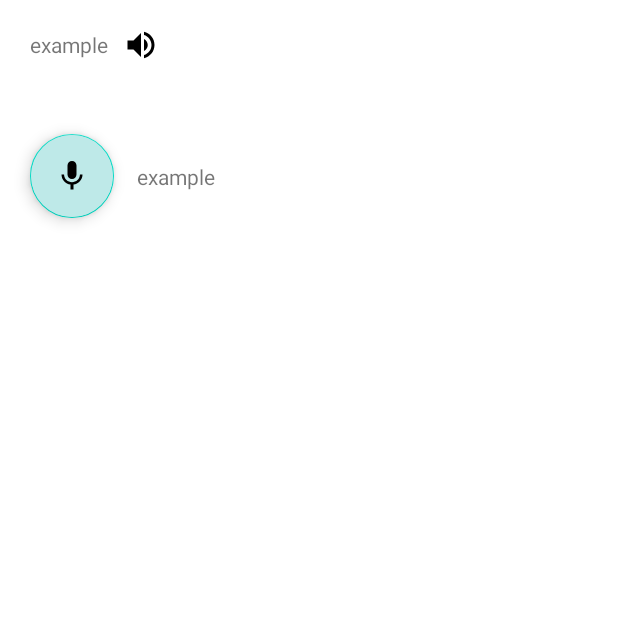
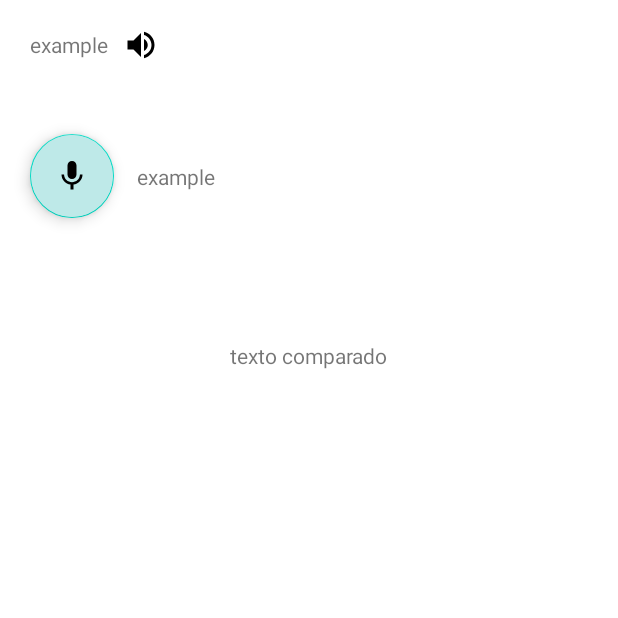
Before and after one commit to aggus011/Pruebas, an Android app: the screen it shows after launch (MainActivity), on a phone screen of 412 x 824 dp, the top half of it. Run offline under Robolectric (Android 15) with nearby library versions, the phone set to English and light mode, and no system bars; our stand-ins replace Dagger/Hilt's generated code.

Commit message:
pruebas comparacion de texto

```diff
--- a/app/src/main/java/ar/edu/unalm/pruebas/fragments/HomeFragment.kt
+++ b/app/src/main/java/ar/edu/unalm/pruebas/fragments/HomeFragment.kt
@@ -35,6 +35,8 @@ class HomeFragment : Fragment() {
     override fun onStart() {
         super.onStart()
 
+        //languageViewModel.main()
+
         /*languageViewModel.getAllLanguage()
         languageViewModel.allLanguage.observe(viewLifecycleOwner) {
             if (it != null)
@@ -43,9 +45,9 @@ class HomeFragment : Fragment() {
 
     }
 
-    private fun createRecyclerView() {
+    /*private fun createRecyclerView() {
         val adapter = LanguageAdapter(languageViewModel.allLanguage)
         binding.languageRv.layoutManager = LinearLayoutManager(context)
         binding.languageRv.adapter = adapter
-    }
+    }*/
 }
--- a/app/src/main/res/layout/fragment_home.xml
+++ b/app/src/main/res/layout/fragment_home.xml
@@ -50,7 +50,17 @@
         app:layout_constraintStart_toEndOf="@+id/microphoneButton"
         app:layout_constraintBottom_toBottomOf="@+id/microphoneButton"/>
 
-    <androidx.recyclerview.widget.RecyclerView
+
+    <TextView
+        android:id="@+id/comparedTV"
+        android:layout_width="wrap_content"
+        android:layout_height="wrap_content"
+        android:layout_marginTop="100dp"
+        android:text="texto comparado"
+        app:layout_constraintTop_toBottomOf="@+id/voiceText"
+        app:layout_constraintStart_toStartOf="parent"
+        app:layout_constraintEnd_toEndOf="parent"/>
+    <!--<androidx.recyclerview.widget.RecyclerView
         android:id="@+id/language_rv"
         android:layout_width="match_parent"
         android:layout_height="wrap_content"
@@ -61,6 +71,6 @@
         app:layout_constraintStart_toStartOf="parent"
         app:layout_constraintTop_toBottomOf="@id/microphoneButton"
         app:layout_constraintVertical_bias="0.035"
-        tools:listitem="@layout/item_language" />
+        tools:listitem="@layout/item_language" /> -->
 
 </androidx.constraintlayout.widget.ConstraintLayout>
```
Also changed, not shown: app/src/main/java/ar/edu/unalm/pruebas/room/viewmodel/LanguageViewModel.kt (+75 -0 lines).
